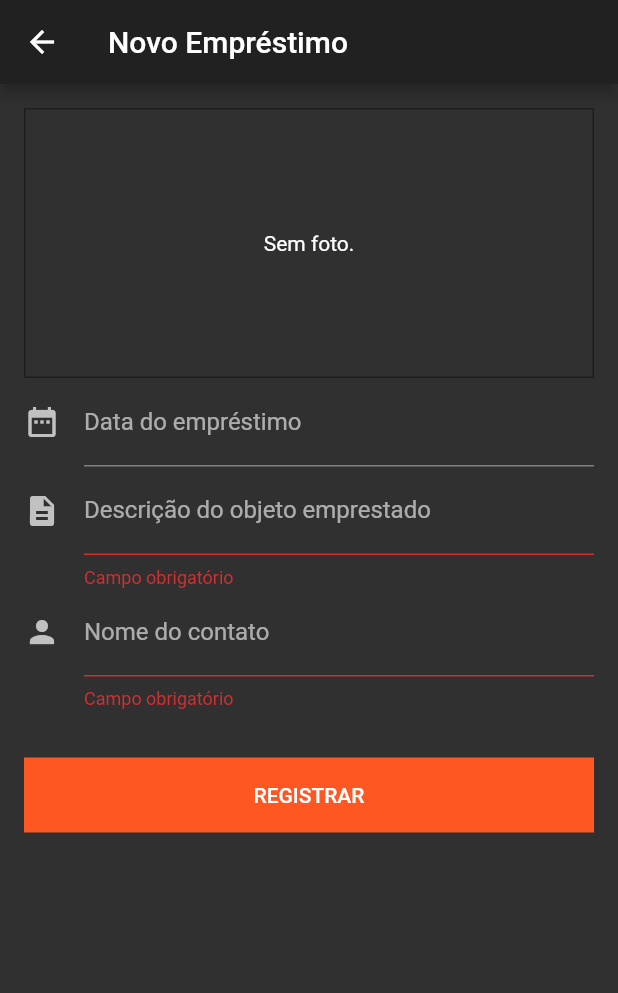
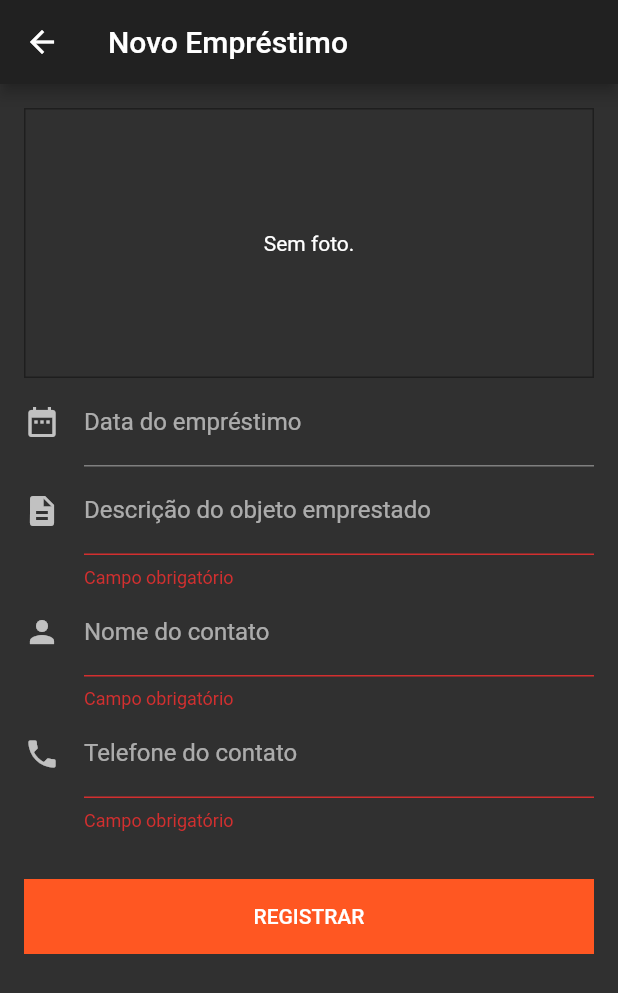
Before and after one commit to Henriqueba210/borrowed-stuff-flutter, a Flutter app: the StuffDetailPage screen opened directly, after a tap on "REGISTRAR", on a phone screen of 412 x 824 dp. Shown: the top 993 px of the screen. Run offline on Flutter 3.47's test engine with Material 2 defaults, Android fonts, the phone set to English and light mode, and no system bars; drawn by our look-alikes of datetime_picker_formfield; our stand-ins replace flushbar, flutter_slidable, image_picker, mask_text_input_formatter, sembast.

Commit message:
Adicionado campo para telefone, formatação do campo e validador

```diff
--- a/lib/database/stuff_dao.dart
+++ b/lib/database/stuff_dao.dart
@@ -12,7 +12,8 @@ class StuffDao {
   Future create(Stuff stuff) async {
     stuff.id = await _stuffFolder.add(await _db, stuff.toMap());
 
-    final finder = Finder(filter: Filter.equals('description', stuff.description));
+    final finder =
+        Finder(filter: Filter.equals('description', stuff.description));
     await _stuffFolder.update(await _db, stuff.toMap(), finder: finder);
   }
 
--- a/lib/helpers/validator.dart
+++ b/lib/helpers/validator.dart
@@ -10,4 +10,14 @@ class Validator {
 
     return null;
   }
+
+  static String isPhoneValid(String text) {
+    String isTextEmpty = isEmptyText(text);
+
+    if (isTextEmpty != null) return isTextEmpty;
+    if (!RegExp(r'^\([1-9]{2}\) [9]{0,1}[6-9]{1}[0-9]{3}\-[0-9]{4}$')
+        .hasMatch(text)) return 'Número de telefone inválido';
+
+    return null;
+  }
 }
--- a/lib/pages/sutff_detail_page.dart
+++ b/lib/pages/sutff_detail_page.dart
@@ -1,11 +1,13 @@
 import 'package:borrowed_stuff/helpers/validator.dart';
 import 'package:datetime_picker_formfield/datetime_picker_formfield.dart';
 import 'package:flutter/material.dart';
+import 'package:flutter/services.dart';
 import 'package:intl/intl.dart';
 
 import 'package:borrowed_stuff/components/back_dialog.dart';
 import 'package:borrowed_stuff/components/photo_container.dart';
 import 'package:borrowed_stuff/models/stuff.dart';
+import 'package:mask_text_input_formatter/mask_text_input_formatter.dart';
 
 class StuffDetailPage extends StatefulWidget {
   final Stuff editedStuff;
@@ -25,6 +27,9 @@ class _StuffDetailPageState extends State<StuffDetailPage> {
   final _descriptionController = TextEditingController();
   final _nameController = TextEditingController();
   final _dateFormat = DateFormat('dd/MM/yyyy');
+  final _phoneController = TextEditingController();
+  final _phoneMask = new MaskTextInputFormatter(
+      mask: '(##) #####-#####', filter: {"#": RegExp(r'[0-9]')});
 
   var _currentStuff = Stuff();
 
@@ -36,6 +41,7 @@ class _StuffDetailPageState extends State<StuffDetailPage> {
       _dateController.text = _dateFormat.format(_currentStuff.loanDate);
       _descriptionController.text = _currentStuff.description;
       _nameController.text = _currentStuff.contactName;
+      _phoneController.text = _currentStuff.phone;
     }
   }
 
@@ -90,6 +96,7 @@ class _StuffDetailPageState extends State<StuffDetailPage> {
           _buildDateInputField(),
           _buildDescriptionInputField(),
           _buildNameInputField(),
+          _buildPhoneInputField(),
           _buildConfirmButton(),
         ],
       ),
@@ -158,6 +165,25 @@ class _StuffDetailPageState extends State<StuffDetailPage> {
     );
   }
 
+  _buildPhoneInputField({Function(String) onSaved}) {
+    return TextFormField(
+      decoration: InputDecoration(
+        icon: Icon(Icons.phone),
+        labelText: 'Telefone do contato',
+      ),
+      onSaved: (value) {
+        setState(() {
+          _currentStuff.phone = value;
+        });
+      },
+      controller: _phoneController,
+      inputFormatters: [_phoneMask],
+      validator: (value) {
+        return Validator.isPhoneValid(value);
+      },
+    );
+  }
+
   _buildConfirmButton() {
     return Padding(
       padding: EdgeInsets.symmetric(vertical: 32.0),
--- a/pubspec.yaml
+++ b/pubspec.yaml
@@ -16,8 +16,11 @@ dependencies:
   # Data e internacionalização
   datetime_picker_formfield: ^1.0.0
   intl: ^0.16.0
+  # brasil_fields: ^0.3.0 teria de testar com outra versão talvez pois com essa aí quando usei a de telefone a digitação não funcionava corretamente
+  mask_text_input_formatter: ^1.0.7 # Achei essa implementação usando máscara que funcionou melhor
   flutter_localizations:
     sdk: flutter
+
 
   # Banco de dados (produção)
   path_provider: ^1.6.5
```
Also changed, not shown: lib/models/stuff.dart (+11 -3 lines), pubspec.lock, 1 other file.
